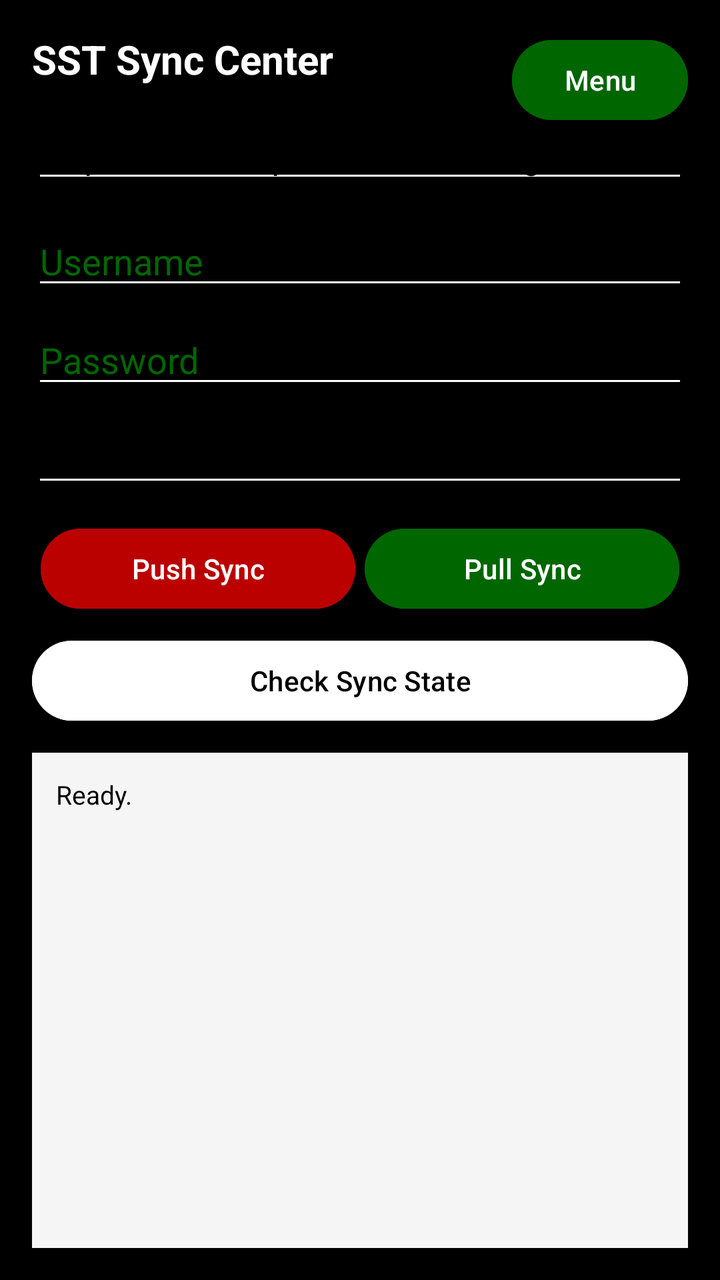
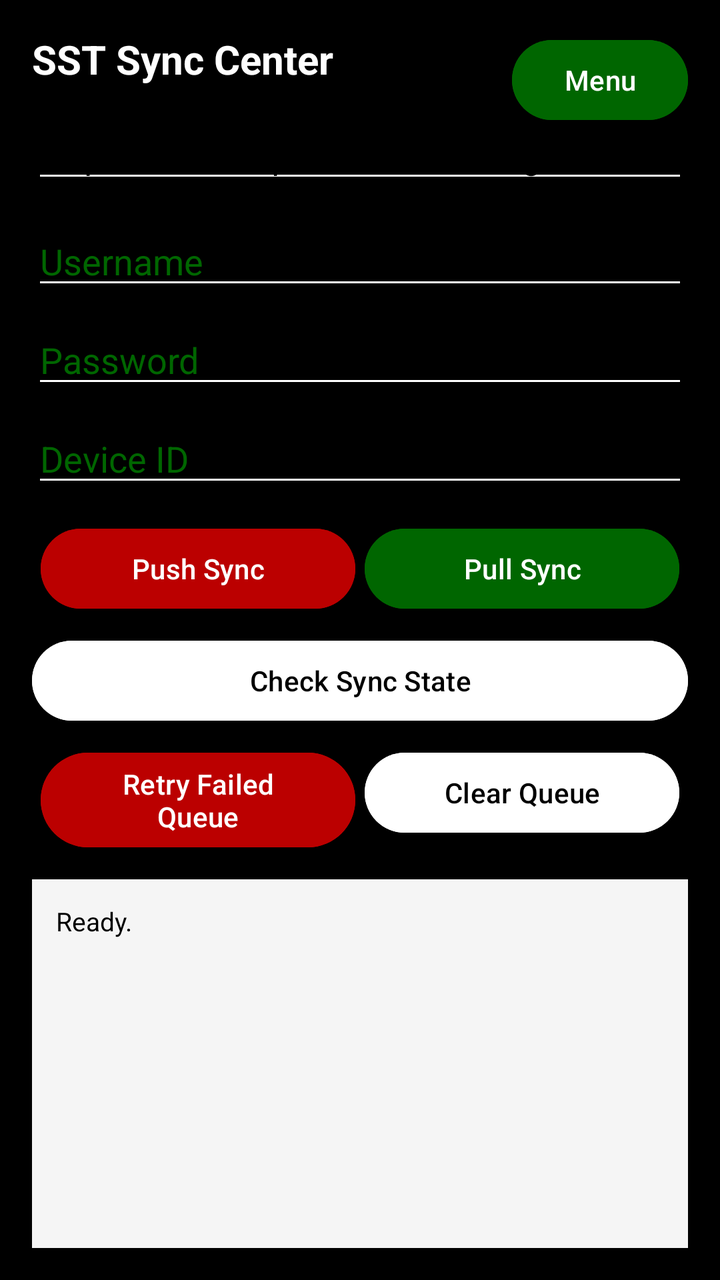

Screens rendered from an Android XML layout before and after an edit, with the pre-edit source and the edit as a unified diff.
<!-- AndroidManifest.xml: application theme Theme.SST -->
<!-- res/layout/activity_main.xml -->
<?xml version="1.0" encoding="utf-8"?>
<androidx.constraintlayout.widget.ConstraintLayout xmlns:android="http://schemas.android.com/apk/res/android"
    xmlns:app="http://schemas.android.com/apk/res-auto"
    android:layout_width="match_parent"
    android:layout_height="match_parent"
    android:background="@color/kenya_black"
    android:padding="16dp">

    <TextView
        android:id="@+id/syncTitle"
        android:layout_width="0dp"
        android:layout_height="wrap_content"
        android:text="SST Sync Center"
        android:textColor="@color/kenya_white"
        android:textSize="20sp"
        android:textStyle="bold"
        app:layout_constraintEnd_toStartOf="@id/backMenuBtn"
        app:layout_constraintStart_toStartOf="parent"
        app:layout_constraintTop_toTopOf="parent" />

    <Button
        android:id="@+id/backMenuBtn"
        android:layout_width="wrap_content"
        android:layout_height="wrap_content"
        android:backgroundTint="@color/kenya_green"
        android:text="Menu"
        android:textColor="@color/kenya_white"
        app:layout_constraintEnd_toEndOf="parent"
        app:layout_constraintTop_toTopOf="parent" />

    <EditText
        android:id="@+id/baseUrlInput"
        android:layout_width="0dp"
        android:layout_height="wrap_content"
        android:layout_marginTop="12dp"
        android:backgroundTint="@color/kenya_white"
        android:hint="Base URL (e.g. https://chw-supervision.echis.go.ke/)"
        android:inputType="textUri"
        android:textColor="@color/kenya_black"
        android:textColorHint="@color/kenya_green"
        android:text="https://chw-supervision.echis.go.ke/"
        app:layout_constraintEnd_toEndOf="parent"
        app:layout_constraintStart_toStartOf="parent"
        app:layout_constraintTop_toBottomOf="@id/syncTitle" />

    <EditText
        android:id="@+id/usernameInput"
        android:layout_width="0dp"
        android:layout_height="wrap_content"
        android:layout_marginTop="12dp"
        android:backgroundTint="@color/kenya_white"
        android:hint="Username"
        android:textColor="@color/kenya_black"
        android:textColorHint="@color/kenya_green"
        app:layout_constraintEnd_toEndOf="parent"
        app:layout_constraintStart_toStartOf="parent"
        app:layout_constraintTop_toBottomOf="@id/baseUrlInput" />

    <EditText
        android:id="@+id/passwordInput"
        android:layout_width="0dp"
        android:layout_height="wrap_content"
        android:layout_marginTop="8dp"
        android:backgroundTint="@color/kenya_white"
        android:hint="Password"
        android:inputType="textPassword"
        android:textColor="@color/kenya_black"
        android:textColorHint="@color/kenya_green"
        app:layout_constraintEnd_toEndOf="parent"
        app:layout_constraintStart_toStartOf="parent"
        app:layout_constraintTop_toBottomOf="@id/usernameInput" />

    <EditText
        android:id="@+id/deviceIdInput"
        android:layout_width="0dp"
        android:layout_height="wrap_content"
        android:layout_marginTop="8dp"
        android:backgroundTint="@color/kenya_white"
        android:hint="Device ID"
        android:textColor="@color/kenya_black"
        android:textColorHint="@color/kenya_green"
        android:text="android-dev-001"
        app:layout_constraintEnd_toEndOf="parent"
        app:layout_constraintStart_toStartOf="parent"
        app:layout_constraintTop_toBottomOf="@id/passwordInput" />

    <Button
        android:id="@+id/pushSyncBtn"
        android:layout_width="0dp"
        android:layout_height="wrap_content"
        android:layout_marginTop="12dp"
        android:backgroundTint="@color/kenya_red"
        android:text="Push Sync"
        android:textColor="@color/kenya_white"
        app:layout_constraintEnd_toStartOf="@id/pullSyncBtn"
        app:layout_constraintStart_toStartOf="parent"
        app:layout_constraintTop_toBottomOf="@id/deviceIdInput"
        app:layout_constraintWidth_percent="0.48" />

    <Button
        android:id="@+id/pullSyncBtn"
        android:layout_width="0dp"
        android:layout_height="wrap_content"
        android:layout_marginTop="12dp"
        android:backgroundTint="@color/kenya_green"
        android:text="Pull Sync"
        android:textColor="@color/kenya_white"
        app:layout_constraintEnd_toEndOf="parent"
        app:layout_constraintStart_toEndOf="@id/pushSyncBtn"
        app:layout_constraintTop_toBottomOf="@id/deviceIdInput"
        app:layout_constraintWidth_percent="0.48" />

    <Button
        android:id="@+id/stateBtn"
        android:layout_width="0dp"
        android:layout_height="wrap_content"
        android:layout_marginTop="8dp"
        android:backgroundTint="@color/kenya_white"
        android:text="Check Sync State"
        android:textColor="@color/kenya_black"
        app:layout_constraintEnd_toEndOf="parent"
        app:layout_constraintStart_toStartOf="parent"
        app:layout_constraintTop_toBottomOf="@id/pushSyncBtn" />

    <TextView
        android:id="@+id/outputView"
        android:layout_width="0dp"
        android:layout_height="0dp"
        android:layout_marginTop="12dp"
        android:background="@color/surface_light"
        android:padding="12dp"
        android:text="Ready."
        android:textColor="@color/kenya_black"
        android:textSize="13sp"
        app:layout_constraintBottom_toBottomOf="parent"
        app:layout_constraintEnd_toEndOf="parent"
        app:layout_constraintStart_toStartOf="parent"
        app:layout_constraintTop_toBottomOf="@id/stateBtn" />

</androidx.constraintlayout.widget.ConstraintLayout>
<!-- resources referenced by this layout -->
<resources>
  <color name="kenya_black">#000000</color>
  <color name="kenya_green">#006600</color>
  <color name="kenya_red">#BB0000</color>
  <color name="kenya_white">#FFFFFF</color>
  <color name="surface_light">#F5F5F5</color>
  <style name="Theme.SST" parent="Theme.Material3.DayNight.NoActionBar">
          <item name="colorPrimary">@color/kenya_red</item>
          <item name="colorOnPrimary">@color/kenya_white</item>
          <item name="colorSecondary">@color/kenya_green</item>
          <item name="colorOnSecondary">@color/kenya_white</item>
          <item name="android:statusBarColor">@color/kenya_black</item>
          <item name="android:navigationBarColor">@color/kenya_black</item>
      </style>
</resources>

<!-- the commit's change to res/layout/activity_main.xml (unified diff, before → after) -->
@@ -79,7 +79,6 @@
         android:hint="Device ID"
         android:textColor="@color/kenya_black"
         android:textColorHint="@color/kenya_green"
-        android:text="android-dev-001"
         app:layout_constraintEnd_toEndOf="parent"
         app:layout_constraintStart_toStartOf="parent"
         app:layout_constraintTop_toBottomOf="@id/passwordInput" />
@@ -122,6 +121,32 @@
         app:layout_constraintStart_toStartOf="parent"
         app:layout_constraintTop_toBottomOf="@id/pushSyncBtn" />
 
+    <Button
+        android:id="@+id/retryFailedBtn"
+        android:layout_width="0dp"
+        android:layout_height="wrap_content"
+        android:layout_marginTop="8dp"
+        android:backgroundTint="@color/kenya_red"
+        android:text="Retry Failed Queue"
+        android:textColor="@color/kenya_white"
+        app:layout_constraintEnd_toStartOf="@id/clearQueueBtn"
+        app:layout_constraintStart_toStartOf="parent"
+        app:layout_constraintTop_toBottomOf="@id/stateBtn"
+        app:layout_constraintWidth_percent="0.48" />
+
+    <Button
+        android:id="@+id/clearQueueBtn"
+        android:layout_width="0dp"
+        android:layout_height="wrap_content"
+        android:layout_marginTop="8dp"
+        android:backgroundTint="@color/kenya_white"
+        android:text="Clear Queue"
+        android:textColor="@color/kenya_black"
+        app:layout_constraintEnd_toEndOf="parent"
+        app:layout_constraintStart_toEndOf="@id/retryFailedBtn"
+        app:layout_constraintTop_toBottomOf="@id/stateBtn"
+        app:layout_constraintWidth_percent="0.48" />
+
     <TextView
         android:id="@+id/outputView"
         android:layout_width="0dp"
@@ -135,6 +160,6 @@
         app:layout_constraintBottom_toBottomOf="parent"
         app:layout_constraintEnd_toEndOf="parent"
         app:layout_constraintStart_toStartOf="parent"
-        app:layout_constraintTop_toBottomOf="@id/stateBtn" />
+        app:layout_constraintTop_toBottomOf="@id/retryFailedBtn" />
 
 </androidx.constraintlayout.widget.ConstraintLayout>
